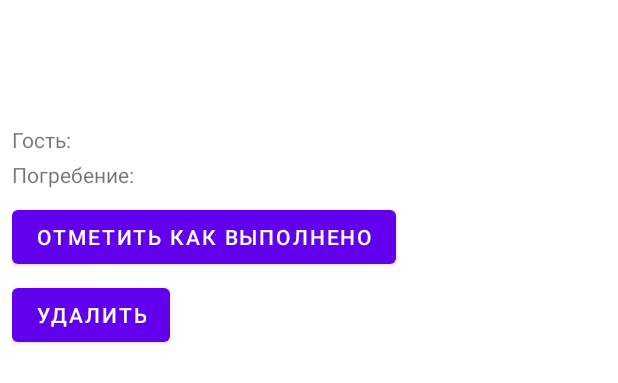
After one commit to deus0machine/AISCemetery, an Android app built with Jetpack Compose: the layout item_order_report.xml on its own in the app's theme, with its tools: preview values and no code run, on a phone screen of 412 x 824 dp. The commit adds this screen. Shown: the top 383 px of the screen. Run offline under Robolectric (Android 15) with nearby library versions, the phone set to English and light mode, and no system bars.

Commit message:
fix and small finish

```diff
--- a/app/build.gradle.kts
+++ b/app/build.gradle.kts
@@ -1,6 +1,7 @@
 plugins {
     alias(libs.plugins.android.application)
     alias(libs.plugins.kotlin.android)
+    id("org.jetbrains.kotlin.plugin.parcelize")
 }
 
 android {
--- a/app/src/main/AndroidManifest.xml
+++ b/app/src/main/AndroidManifest.xml
@@ -23,6 +23,7 @@
         <activity android:name=".RegisterActivity" />
 
         <activity android:name=".MainActivity" />
+        <activity android:name=".OrdersActivity" />
         <activity android:name=".BurialDetailsActivity" />
         <activity android:name=".LoginActivity"
             android:exported="true">
--- /dev/null
+++ b/app/src/main/res/layout/item_order_report.xml
@@ -0,0 +1,55 @@
+<LinearLayout
+    xmlns:android="http://schemas.android.com/apk/res/android"
+    android:layout_width="match_parent"
+    android:layout_height="wrap_content"
+    android:orientation="vertical"
+    android:padding="8dp"
+    android:layout_marginBottom="8dp">
+
+    <TextView
+        android:id="@+id/order_name"
+        android:layout_width="wrap_content"
+        android:layout_height="wrap_content"
+        android:textStyle="bold"
+        android:textSize="18sp" />
+
+    <TextView
+        android:id="@+id/order_description"
+        android:layout_width="wrap_content"
+        android:layout_height="wrap_content"
+        android:layout_marginTop="4dp" />
+
+    <TextView
+        android:id="@+id/order_cost"
+        android:layout_width="wrap_content"
+        android:layout_height="wrap_content"
+        android:layout_marginTop="4dp" />
+    <TextView
+        android:id="@+id/guest_name"
+        android:layout_width="wrap_content"
+        android:layout_height="wrap_content"
+        android:layout_marginTop="4dp"
+        android:text="Гость: " />
+
+    <TextView
+        android:id="@+id/burial_name"
+        android:layout_width="wrap_content"
+        android:layout_height="wrap_content"
+        android:layout_marginTop="4dp"
+        android:text="Погребение: " />
+
+
+    <Button
+        android:id="@+id/mark_as_completed_button"
+        android:layout_width="wrap_content"
+        android:layout_height="wrap_content"
+        android:layout_marginTop="8dp"
+        android:text="Отметить как выполнено" />
+
+    <Button
+        android:id="@+id/delete_button"
+        android:layout_width="wrap_content"
+        android:layout_height="wrap_content"
+        android:layout_marginTop="4dp"
+        android:text="Удалить" />
+</LinearLayout>
--- a/app/src/main/res/xml/network_security_config.xml
+++ b/app/src/main/res/xml/network_security_config.xml
@@ -1,6 +1,6 @@
 <?xml version="1.0" encoding="utf-8"?>
 <network-security-config>
     <domain-config cleartextTrafficPermitted="true">
-        <domain includeSubdomains="true">192.168.0.101</domain>
+        <domain includeSubdomains="true">192.168.0.102</domain>
     </domain-config>
 </network-security-config>
```
Also changed, not shown: app/src/main/java/ru/sevostyanov/aiscemetery/AdminFragment.kt (+34 -3 lines), app/src/main/java/ru/sevostyanov/aiscemetery/BurialDetailsActivity.kt (+29 -1 lines), app/src/main/java/ru/sevostyanov/aiscemetery/BurialFormFragment.kt (+35 -0 lines), app/src/main/java/ru/sevostyanov/aiscemetery/OrderReport.kt (+10 -3 lines), app/src/main/java/ru/sevostyanov/aiscemetery/OrdersActivity.kt (added, +106 -0 lines), app/src/main/java/ru/sevostyanov/aiscemetery/OrdersReportAdapter.kt (added, +65 -0 lines), app/src/main/java/ru/sevostyanov/aiscemetery/RetrofitClient.kt (+9 -2 lines), app/src/main/res/layout/activity_orders_report.xml (added, +20 -0 lines), app/src/main/res/layout/fragment_admin.xml (+12 -0 lines).
